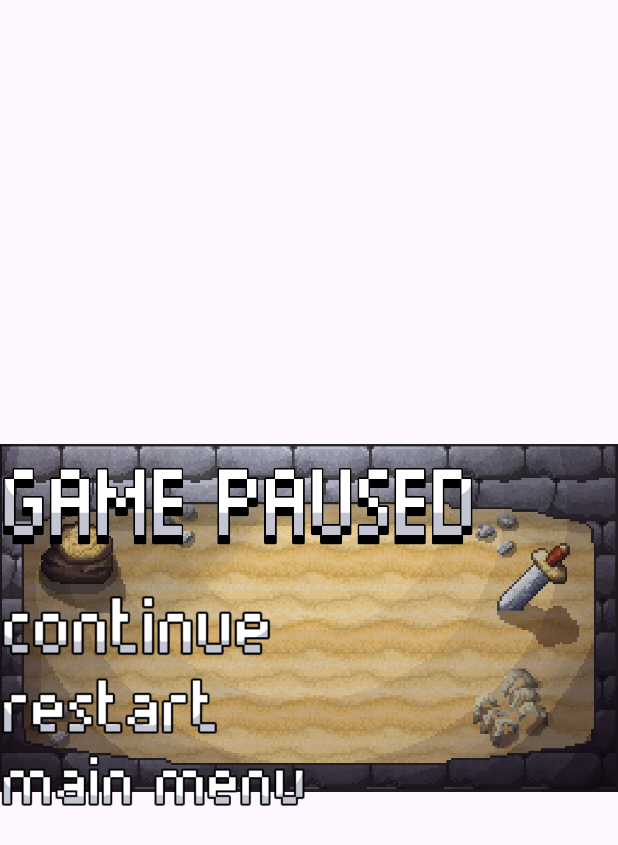
After one commit to Hyudz/Ropersors_Mobile, an Android app: the fragment PauseScreenFragment shown on its own in the app's theme, on a phone screen of 412 x 824 dp. The commit adds this screen. Shown: the top 845 px of the screen. Run offline under Robolectric (Android 15) with nearby library versions, the phone set to English and light mode, and no system bars.

Commit message:
What's new? - pause screen
to be implemented
- different maps
- bgm on each maps
- card elements
- party lives

```diff
--- /dev/null
+++ b/app/src/main/java/com/ropersors/rps/PauseScreenFragment.kt
@@ -0,0 +1,35 @@
+package com.ropersors.rps
+
+import android.os.Bundle
+import androidx.fragment.app.Fragment
+import android.view.LayoutInflater
+import android.view.View
+import android.view.ViewGroup
+import androidx.navigation.fragment.findNavController
+import com.ropersors.rps.databinding.FragmentPauseScreenBinding
+import com.ropersors.rps.databinding.FragmentSplashscreenBinding
+
+class PauseScreenFragment : Fragment() {
+
+    private lateinit var binding: FragmentPauseScreenBinding
+
+    override fun onCreateView(
+        inflater: LayoutInflater, container: ViewGroup?,
+        savedInstanceState: Bundle?
+    ): View {
+        binding = FragmentPauseScreenBinding.inflate(inflater,container,false)
+
+        binding.continueButton.setOnClickListener {
+            findNavController().navigate(PauseScreenFragmentDirections.actionPauseScreenFragmentToVersusAi())
+        }
+        binding.restartButton.setOnClickListener {
+            findNavController().navigate(PauseScreenFragmentDirections.actionPauseScreenFragmentToVersusAi())
+        }
+        binding.menuButton.setOnClickListener {
+            findNavController().navigate(PauseScreenFragmentDirections.actionPauseScreenFragmentToSplashscreen())
+        }
+        return binding.root
+    }
+
+
+}
--- a/app/src/main/java/com/ropersors/rps/mainmenu.kt
+++ b/app/src/main/java/com/ropersors/rps/mainmenu.kt
@@ -12,7 +12,6 @@ import com.ropersors.rps.databinding.FragmentMainmenuBinding
 
 class mainmenu : Fragment() {
     private lateinit var binding: FragmentMainmenuBinding
-
     override fun onCreateView(
         inflater: LayoutInflater, container: ViewGroup?,
         savedInstanceState: Bundle?
@@ -24,7 +23,6 @@ class mainmenu : Fragment() {
         binding.pvpCard.setOnClickListener {
             Toast.makeText(activity?.applicationContext, "Comming soon", Toast.LENGTH_LONG).show()
         }
-
         return binding.root
 
     }
--- a/app/src/main/java/com/ropersors/rps/splashscreen.kt
+++ b/app/src/main/java/com/ropersors/rps/splashscreen.kt
@@ -16,7 +16,6 @@ class splashscreen : Fragment() {
         savedInstanceState: Bundle?
     ): View? {
         binding = FragmentSplashscreenBinding.inflate(inflater,container,false)
-
         binding.intro.setOnClickListener {
             findNavController().navigate(splashscreenDirections.actionSplashscreenToMainmenu())
         }
--- a/app/src/main/java/com/ropersors/rps/versus_ai.kt
+++ b/app/src/main/java/com/ropersors/rps/versus_ai.kt
@@ -22,15 +22,12 @@ class versus_ai : Fragment(R.layout.fragment_versus_ai) {
         binding = FragmentVersusAiBinding.inflate(inflater, container, false)
         binding.defaultRockCard.setOnClickListener {
             continue_game("rock")
-//            Toast.makeText(activity?.applicationContext, player1.choice, Toast.LENGTH_SHORT).show()
         }
         binding.defaultPaperCard.setOnClickListener {
             continue_game("paper")
-//            Toast.makeText(activity?.applicationContext, player1.choice, Toast.LENGTH_SHORT).show()
         }
         binding.defaultScissorCard.setOnClickListener {
             continue_game("scissors")
-//            Toast.makeText(activity?.applicationContext, player1.choice, Toast.LENGTH_SHORT).show()
         }
 
         binding.pauseButton?.setOnClickListener {
--- /dev/null
+++ b/app/src/main/res/layout-land/fragment_pause_screen.xml
@@ -0,0 +1,82 @@
+<?xml version="1.0" encoding="utf-8"?>
+<RelativeLayout xmlns:android="http://schemas.android.com/apk/res/android"
+    xmlns:app="http://schemas.android.com/apk/res-auto"
+    xmlns:tools="http://schemas.android.com/tools"
+    android:layout_width="match_parent"
+    android:layout_height="match_parent"
+    tools:context=".PauseScreenFragment">
+
+    <ImageView
+        android:id="@+id/board_background"
+        android:layout_width="wrap_content"
+        android:layout_height="wrap_content"
+        android:contentDescription="@string/board_background_description"
+        android:src="@drawable/snad"
+        app:layout_constraintBottom_toBottomOf="parent"
+        app:layout_constraintEnd_toEndOf="parent"
+        app:layout_constraintHorizontal_bias="0.0"
+        app:layout_constraintStart_toStartOf="parent"
+        app:layout_constraintTop_toTopOf="parent"
+        app:layout_constraintVertical_bias="0.0" />
+
+    <ImageView
+        android:layout_width="wrap_content"
+        android:layout_height="wrap_content"
+        android:src="@drawable/vignette"
+        android:contentDescription="@string/background_dim" />
+
+    <LinearLayout
+        android:layout_width="336dp"
+        android:layout_height="wrap_content"
+        android:layout_alignParentStart="true"
+        android:layout_alignParentTop="true"
+        android:layout_alignParentEnd="true"
+        android:layout_alignParentBottom="true"
+        android:layout_marginStart="119dp"
+        android:layout_marginTop="68dp"
+        android:layout_marginEnd="276dp"
+        android:layout_marginBottom="66dp"
+        android:orientation="vertical"
+        app:layout_constraintBottom_toBottomOf="parent"
+        app:layout_constraintTop_toTopOf="parent"
+        tools:ignore="MissingConstraints"
+        tools:layout_editor_absoluteX="52dp">
+
+        <ImageView
+            android:layout_width="317dp"
+            android:layout_height="109dp"
+            android:src="@drawable/game_paused__text_"
+            android:contentDescription="@string/paused_game_indicator" />
+
+        <ImageButton
+            android:id="@+id/continue_button"
+            android:layout_width="201dp"
+            android:layout_height="43dp"
+            android:background="@null"
+            android:contentDescription="@string/continue_text"
+            android:scaleType="fitStart"
+            android:src="@drawable/resource_continue"
+            tools:ignore="TouchTargetSizeCheck" />
+
+        <ImageButton
+            android:id="@+id/restart_button"
+            android:layout_width="151dp"
+            android:layout_height="44dp"
+            android:background="@null"
+            android:contentDescription="@string/restart_text"
+            android:scaleType="fitStart"
+            android:src="@drawable/restart"
+            tools:ignore="SpeakableTextPresentCheck,TouchTargetSizeCheck" />
+
+        <ImageButton
+            android:id="@+id/menu_button"
+            android:layout_width="189dp"
+            android:layout_height="36dp"
+            android:background="@null"
+            android:contentDescription="@string/main_menu_text"
+            android:scaleType="fitStart"
+            android:src="@drawable/main_menu_text"
+            tools:ignore="SpeakableTextPresentCheck,TouchTargetSizeCheck" />
+    </LinearLayout>
+
+</RelativeLayout>
--- /dev/null
+++ b/app/src/main/res/layout/fragment_pause_screen.xml
@@ -0,0 +1,66 @@
+<?xml version="1.0" encoding="utf-8"?>
+<androidx.constraintlayout.widget.ConstraintLayout xmlns:android="http://schemas.android.com/apk/res/android"
+    xmlns:app="http://schemas.android.com/apk/res-auto"
+    xmlns:tools="http://schemas.android.com/tools"
+    android:layout_width="match_parent"
+    android:layout_height="match_parent"
+    tools:context=".PauseScreenFragment">
+
+    <ImageView
+        android:id="@+id/board_background"
+        android:layout_width="wrap_content"
+        android:layout_height="wrap_content"
+        android:contentDescription="@string/board_background_description"
+        android:src="@drawable/snad"
+        app:layout_constraintBottom_toBottomOf="parent"
+        app:layout_constraintEnd_toEndOf="parent"
+        app:layout_constraintHorizontal_bias="0.0"
+        app:layout_constraintStart_toStartOf="parent"
+        app:layout_constraintTop_toTopOf="parent"
+        app:layout_constraintVertical_bias="0.0" />
+
+    <ImageView
+        android:layout_width="wrap_content"
+        android:layout_height="wrap_content"
+        android:src="@drawable/vignette" />
+
+    <LinearLayout
+        android:layout_width="wrap_content"
+        android:layout_height="wrap_content"
+        android:orientation="vertical"
+        app:layout_constraintBottom_toBottomOf="parent"
+        app:layout_constraintTop_toTopOf="parent"
+        tools:layout_editor_absoluteX="52dp"
+        tools:ignore="MissingConstraints">
+
+        <ImageView
+            android:layout_width="317dp"
+            android:layout_height="109dp"
+            android:src="@drawable/game_paused__text_" />
+
+        <ImageButton
+            android:id="@+id/continue_button"
+            android:layout_width="205dp"
+            android:layout_height="55dp"
+            android:background="@null"
+            android:scaleType="fitStart"
+            android:src="@drawable/resource_continue" />
+
+        <ImageButton
+            android:id="@+id/restart_button"
+            android:layout_width="169dp"
+            android:layout_height="52dp"
+            android:background="@null"
+            android:scaleType="fitStart"
+            android:src="@drawable/restart" />
+
+        <ImageButton
+            android:id="@+id/menu_button"
+            android:layout_width="210dp"
+            android:layout_height="47dp"
+            android:background="@null"
+            android:scaleType="fitStart"
+            android:src="@drawable/main_menu_text" />
+    </LinearLayout>
+
+</androidx.constraintlayout.widget.ConstraintLayout>
--- a/app/src/main/res/values/strings.xml
+++ b/app/src/main/res/values/strings.xml
@@ -14,5 +14,10 @@
     <string name="nameplate1">nameplate1</string>
     <string name="mainmenu_bg_description">This is the backgroud for this fragement</string>
     <string name="instruction_text">instruction</string>
+    <string name="background_dim">background dim</string>
+    <string name="paused_game_indicator">paused game indicator</string>
+    <string name="continue_text">continue text</string>
+    <string name="restart_text">restart text</string>
+    <string name="main_menu_text">main menu text</string>
 
 </resources>
```
Also changed, not shown: app/src/main/res/drawable/game_paused__text_.png (added), app/src/main/res/drawable/main_menu_text.png (added), app/src/main/res/drawable/pause_button.png (added), app/src/main/res/drawable/resource_continue.png (added), app/src/main/res/drawable/restart.png (added), app/src/main/res/drawable/vignette.png (added).
